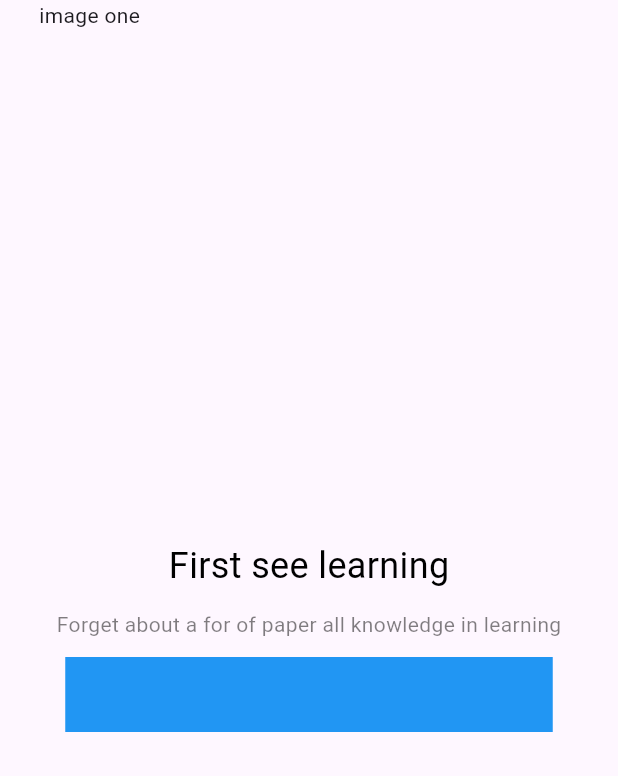
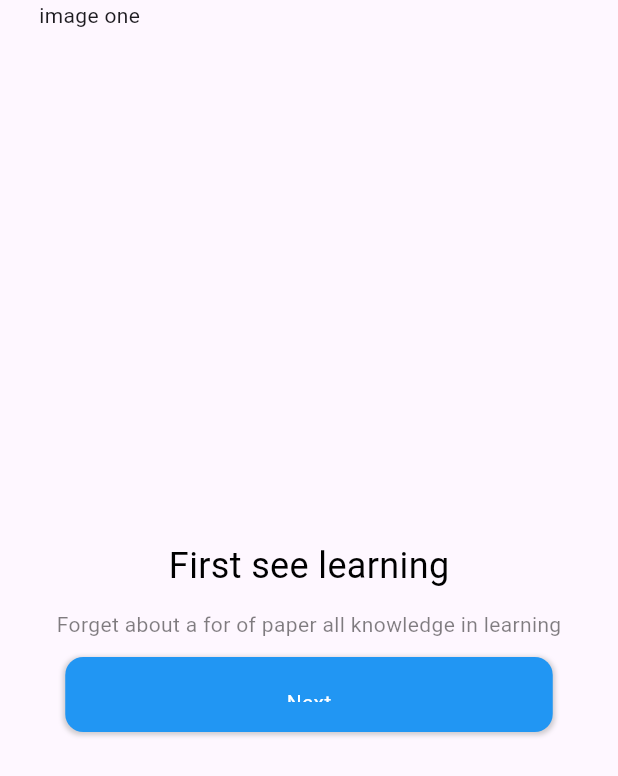
Before and after one commit to MostakAhmedShahad/online_class, a Flutter app: the screen it shows after launch, on a phone screen of 412 x 824 dp. Shown: the top 776 px of the screen. Run offline on Flutter 3.47's test engine with Material 3 defaults, Android fonts, the phone set to English and light mode, and no system bars; our stand-ins replace flutter_screenutil.

Commit message:
welcome_page

```diff
--- a/lib/pages/welcome/welcome.dart
+++ b/lib/pages/welcome/welcome.dart
@@ -48,10 +48,28 @@ class _WelcomeState extends State<Welcome> {
                         ),
                       ),
                       Container(
-                        padding: EdgeInsets.all(12),
+                        padding: EdgeInsets.all(20),
                         height: 50,
                         width: 325,
-                        decoration: BoxDecoration(color: Colors.blue),
+                        decoration: BoxDecoration(
+                            color: Colors.blue,
+                            borderRadius: BorderRadius.circular(12),
+                            boxShadow: [
+                              BoxShadow(
+                                  color: Colors.grey.withOpacity(.5),
+                                  spreadRadius: 1,
+                                  blurRadius: 2,
+                                  offset: Offset(0, 1))
+                            ]),
+                        child: Center(
+                          child: Text(
+                            'Next',
+                            style: TextStyle(
+                                color: Colors.white,
+                                fontSize: 14,
+                                fontWeight: FontWeight.normal),
+                          ),
+                        ),
                       )
                     ],
                   )
```
